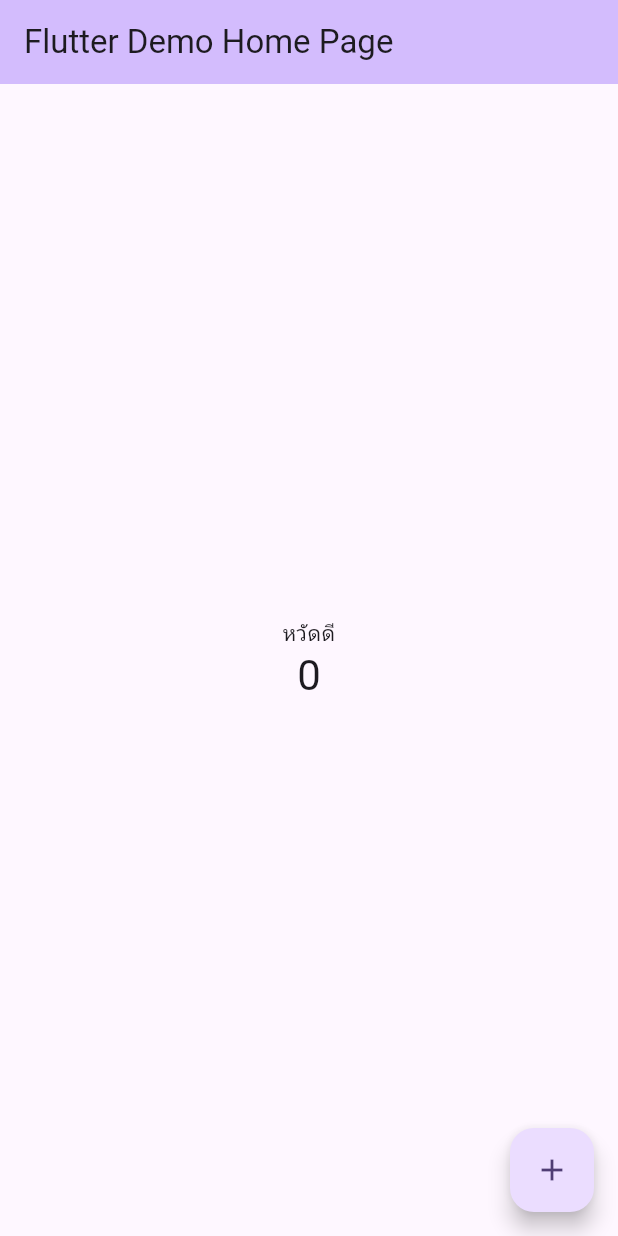
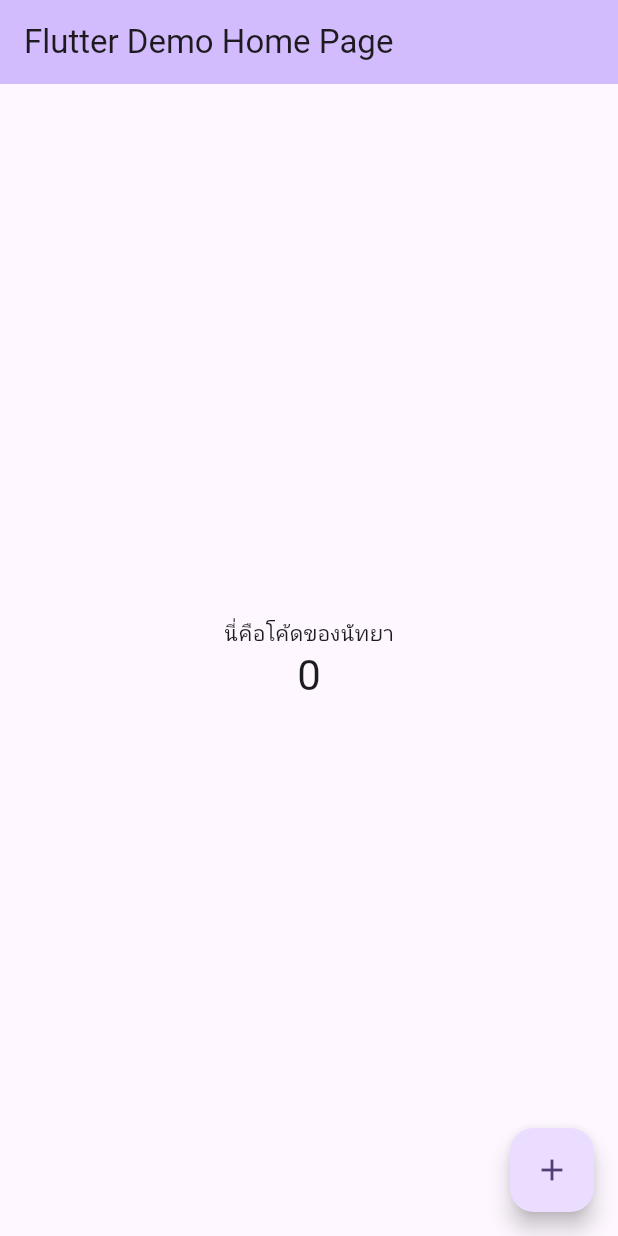
Before and after one commit to natthayasongsura/flutter_github, a Flutter app: the screen it shows after launch, on a phone screen of 412 x 824 dp. Run offline on Flutter 3.47's test engine with Material 3 defaults, Android fonts, the phone set to English and light mode, and no system bars.

Commit message:
update: changes

```diff
--- a/lib/main.dart
+++ b/lib/main.dart
@@ -104,7 +104,7 @@ class _MyHomePageState extends State<MyHomePage> {
           // wireframe for each widget.
           mainAxisAlignment: MainAxisAlignment.center,
           children: <Widget>[
-            const Text('หวัดดี'),
+            const Text('นี่คือโค้ดของนัทยา'),
             Text(
               '$_counter',
               style: Theme.of(context).textTheme.headlineMedium,
```
